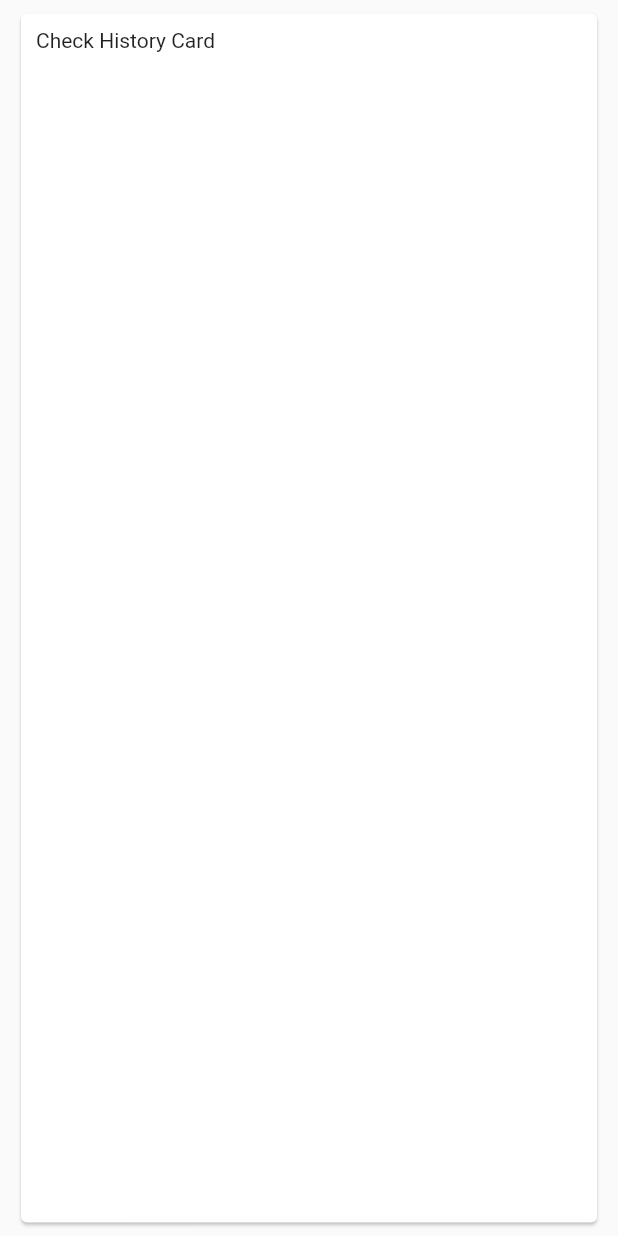
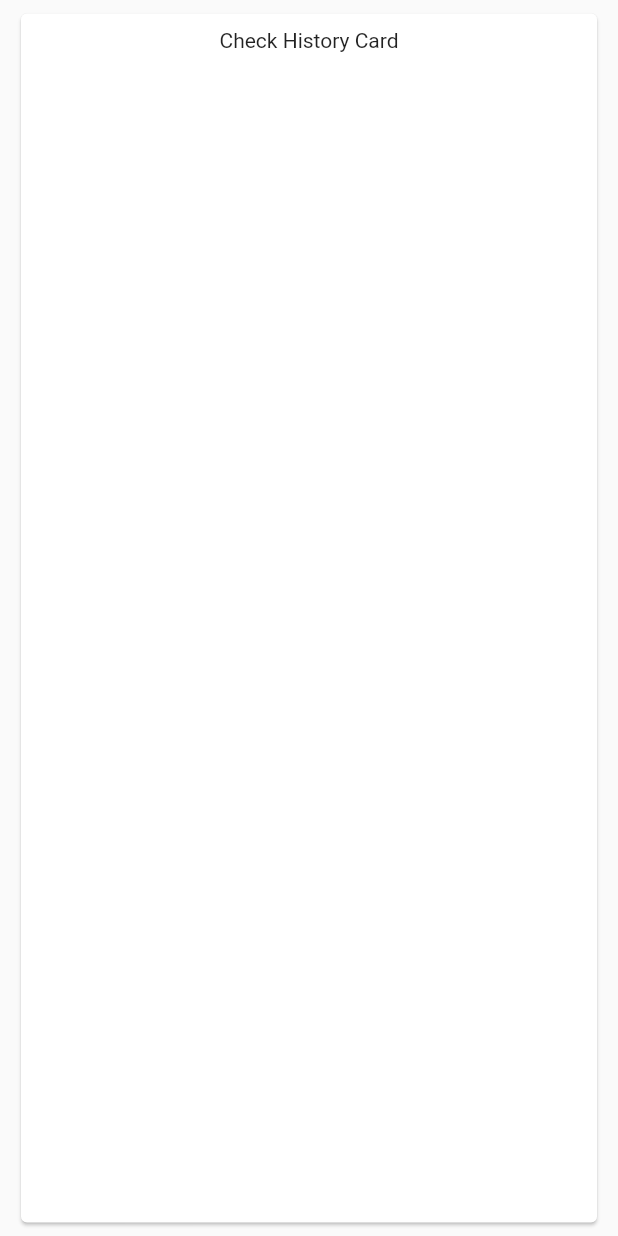
Before and after one commit to GDSC-CAU/Wiro-Flutter-App, a Flutter app: the CheckHistoryCard widget shown alone on an empty page, opened directly, on a phone screen of 412 x 824 dp. Run offline on Flutter 3.47's test engine with Material 2 defaults, Android fonts, the phone set to English and light mode, and no system bars; our stand-ins replace firebase_auth, firebase_core, google_sign_in; accounts and stored records are empty; generated files the repository leaves out were written again.

Commit message:
Update mission.dart : Added Basic Card Components of Mission Page

```diff
--- a/lib/pages/Mission.dart
+++ b/lib/pages/Mission.dart
@@ -62,7 +62,7 @@ class MissionHistoryCard extends StatefulWidget {
 class _MissionHistoryCardState extends State<MissionHistoryCard> {
   @override
   Widget build(BuildContext context) {
-    return const Padding(
+    return Padding(
       padding: EdgeInsets.fromLTRB(10.0, 5.0, 10.0, 5.0),
       child: Card(
         child: Padding(
@@ -70,7 +70,11 @@ class _MissionHistoryCardState extends State<MissionHistoryCard> {
           child: SizedBox(
             height: double.infinity,
             width: double.infinity,
-            child: Text("Mission History Card"),
+            child: Column(
+              children: const [
+                Text("Mission History Card")
+              ]
+            ),
           )
         )
       )
@@ -88,7 +92,7 @@ class CheckHistoryCard extends StatefulWidget {
 class _CheckHistoryCardState extends State<CheckHistoryCard> {
   @override
   Widget build(BuildContext context) {
-    return const Padding(
+    return Padding(
       padding: EdgeInsets.fromLTRB(10.0, 5.0, 10.0, 5.0),
       child: Card(
         child: Padding(
@@ -96,7 +100,11 @@ class _CheckHistoryCardState extends State<CheckHistoryCard> {
           child: SizedBox(
             height: double.infinity,
             width: double.infinity,
-            child: Text("Check History Card"),
+            child: Column(
+                children: const [
+                  Text("Check History Card")
+                ]
+            ),
           )
         )
       )
```
